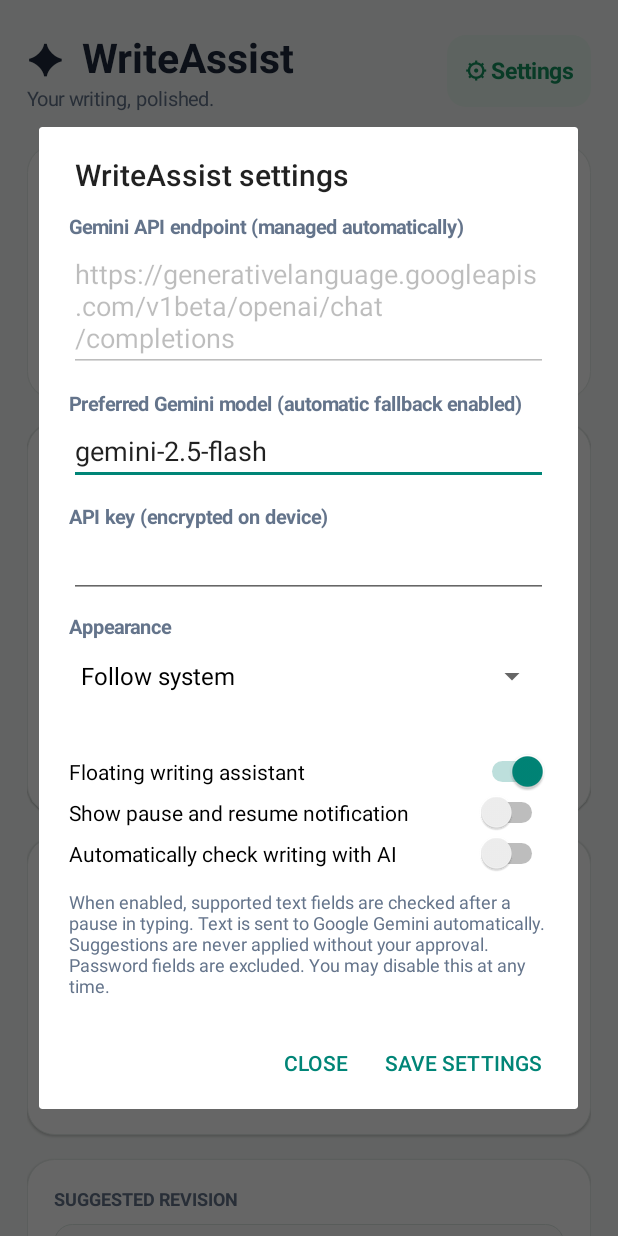
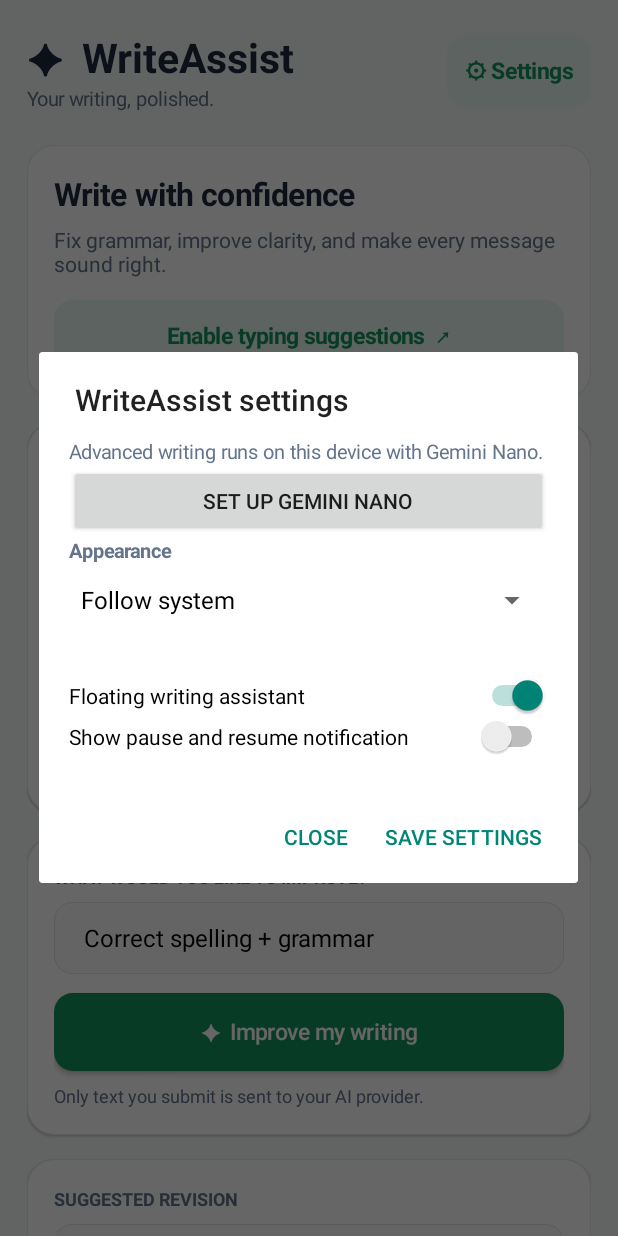
Before and after one commit to chrisfields55/writeassist-android, an Android app: the screen it shows after launch (MainActivity), after a tap on "⚙ Settings", on a phone screen of 412 x 824 dp. Run offline under Robolectric (Android 15) with nearby library versions, the phone set to English and light mode, and no system bars; 3 other taps on this screen came first.

Commit message:
Replace cloud review with on-device Nano

```diff
--- a/app/src/main/java/com/example/writeassist/MainActivity.kt
+++ b/app/src/main/java/com/example/writeassist/MainActivity.kt
@@ -29,9 +29,6 @@ import java.util.concurrent.Executors
 class MainActivity : Activity() {
     private lateinit var input: EditText
     private lateinit var output: EditText
-    private lateinit var apiKey: EditText
-    private lateinit var endpoint: EditText
-    private lateinit var model: EditText
     private lateinit var mode: Spinner
     private lateinit var status: TextView
     private lateinit var runButton: Button
@@ -221,39 +218,32 @@ class MainActivity : Activity() {
             })
         }
         addSpace(root, 18)
-        root.addView(label("WriteAssist • Automatic AI is optional", 12f, muted).apply {
+        root.addView(label("WriteAssist • On-device review", 12f, muted).apply {
             gravity = Gravity.CENTER
         })
         setContentView(scroll)
 
-        endpoint = EditText(this).apply {
-            setText(prefs.getString("endpoint", "https://generativelanguage.googleapis.com/v1beta/openai/chat/completions"))
-        }
-        model = EditText(this).apply {
-            setText(prefs.getString("model", "gemini-2.5-flash"))
-        }
-        apiKey = EditText(this).apply {
-            setText(ApiCredentials.load(this@MainActivity) ?: "")
-            inputType = InputType.TYPE_CLASS_TEXT or InputType.TYPE_TEXT_VARIATION_PASSWORD
-        }
     }
 
     private fun showSettings() {
         val prefs = getSharedPreferences("settings", MODE_PRIVATE)
         val panel = vertical().apply { setPadding(dp(20), dp(12), dp(20), dp(12)) }
-        panel.addView(label("Gemini API endpoint (managed automatically)", 13f, muted, true))
-        (endpoint.parent as? ViewGroup)?.removeView(endpoint)
-        endpoint.isEnabled = false
-        panel.addView(endpoint)
-        addSpace(panel, 12)
-        panel.addView(label("Preferred Gemini model (automatic fallback enabled)", 13f, muted, true))
-        (model.parent as? ViewGroup)?.removeView(model)
-        panel.addView(model)
-        addSpace(panel, 12)
-        panel.addView(label("API key (encrypted on device)", 13f, muted, true))
-        (apiKey.parent as? ViewGroup)?.removeView(apiKey)
-        panel.addView(apiKey)
-        addSpace(panel, 10)
+        panel.addView(label("Advanced writing runs on this device with Gemini Nano.", 13f, muted))
+        panel.addView(Button(this).apply {
+            text = "Set up Gemini Nano"
+            setOnClickListener {
+                isEnabled = false
+                text = "Checking Gemini Nano…"
+                worker.execute {
+                    val message = GeminiFallback.prepare()
+                    main.post {
+                        isEnabled = true
+                        text = "Set up Gemini Nano"
+                        Toast.makeText(this@MainActivity, message, Toast.LENGTH_LONG).show()
+                    }
+                }
+            }
+        })
         panel.addView(label("Appearance", 13f, muted, true))
         val appearance = Spinner(this).apply {
             adapter = ArrayAdapter(this@MainActivity,
@@ -267,11 +257,6 @@ class MainActivity : Activity() {
         }
         panel.addView(appearance)
         addSpace(panel, 12)
-        val auto = Switch(this).apply {
-            text = "Automatically check writing with AI"
-            textSize = 14f
-            isChecked = prefs.getBoolean("auto_ai", false)
-        }
         val enabled = Switch(this).apply {
             text = "Floating writing assistant"
             isChecked = AssistantControls.enabled(this@MainActivity)
@@ -283,23 +268,17 @@ class MainActivity : Activity() {
         addSpace(panel, 14)
         panel.addView(enabled)
         panel.addView(notification)
-        panel.addView(auto)
         addSpace(panel, 10)
-        panel.addView(label("When enabled, supported text fields are checked after a pause in typing. Text is sent to Google Gemini automatically. Suggestions are never applied without your approval. Password fields are excluded. You may disable this at any time.", 12f, muted))
         val parent = panel.parent
         if (parent is ViewGroup) parent.removeView(panel)
         android.app.AlertDialog.Builder(this)
             .setTitle("WriteAssist settings")
             .setView(android.widget.ScrollView(this).apply { addView(panel) })
             .setPositiveButton("Save settings") { _, _ ->
-                prefs.edit().putString("endpoint", endpoint.text.toString().trim())
-                    .putString("model", model.text.toString().trim())
-                    .putBoolean("auto_ai", auto.isChecked)
+                prefs.edit().remove("endpoint").remove("model").remove("auto_ai")
                     .putBoolean(AssistantControls.NOTIFICATION, notification.isChecked)
                     .putString("appearance", arrayOf("system", "light", "dark")[appearance.selectedItemPosition]).apply()
                 AssistantControls.setEnabled(this, enabled.isChecked)
-                try { ApiCredentials.save(this, apiKey.text.toString().trim()) }
-                catch (_: Exception) { Toast.makeText(this, "Unable to store API key securely", Toast.LENGTH_LONG).show() }
                 if (notification.isChecked && android.os.Build.VERSION.SDK_INT >= 33 &&
                     checkSelfPermission(android.Manifest.permission.POST_NOTIFICATIONS) !=
                     android.content.pm.PackageManager.PERMISSION_GRANTED) {
@@ -312,7 +291,6 @@ class MainActivity : Activity() {
 
     private fun improve() {
         val source = input.text.toString()
-        val key = apiKey.text.toString().trim()
         if (source.isBlank()) {
             status.text = "Enter some text to improve."
             return
@@ -331,7 +309,7 @@ class MainActivity : Activity() {
         output.setText("")
         status.text = "Processing…"
         worker.execute {
-            val result = GeminiFallback.review(this@MainActivity, source, instruction)
+            val result = GeminiFallback.review(source, instruction)
             main.post {
                 runButton.isEnabled = true
                 output.setText(result.text)
```
